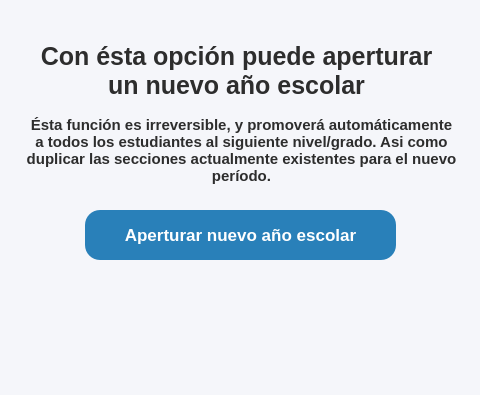
Qt form resources/ui/anio_escolar.ui (Proyecto-Uptjaa/Proyecto_SIRA) before a commit; both pictures show x 244 to 724 and y 0 to 395 of the 1111 by 621 pixel window.
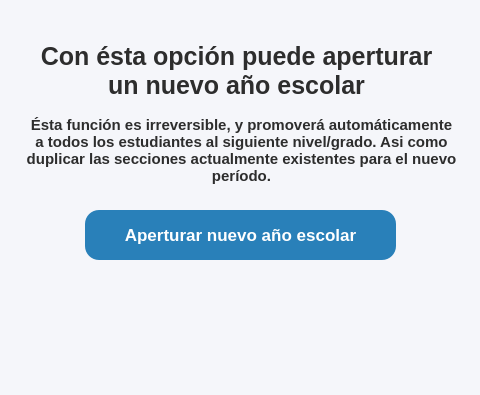
The same form after that commit. Icons and pictures are not drawn.

Diff of the .ui file:
```diff
--- a/resources/ui/anio_escolar.ui
+++ b/resources/ui/anio_escolar.ui
@@ -176,7 +176,7 @@
     color: #FFFFFF;
     border: none;
     padding: 8px 10px;
-    border-radius: 15px;
+    border-radius: 14px;
 }
 QPushButton:hover {
 	background-color: #0D47A1
```
